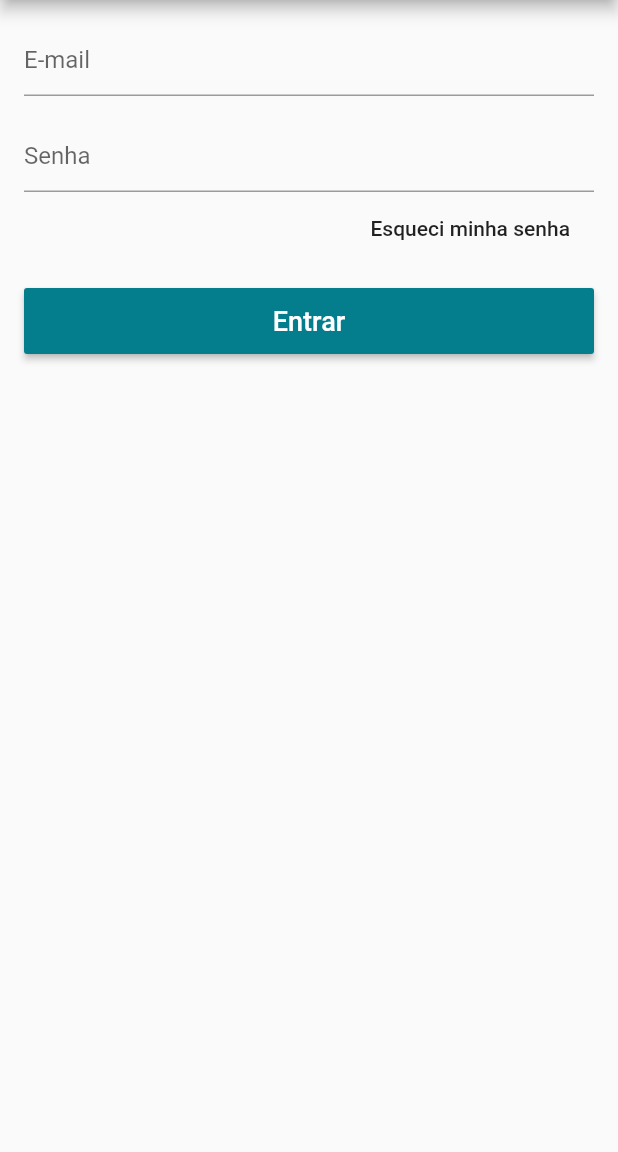
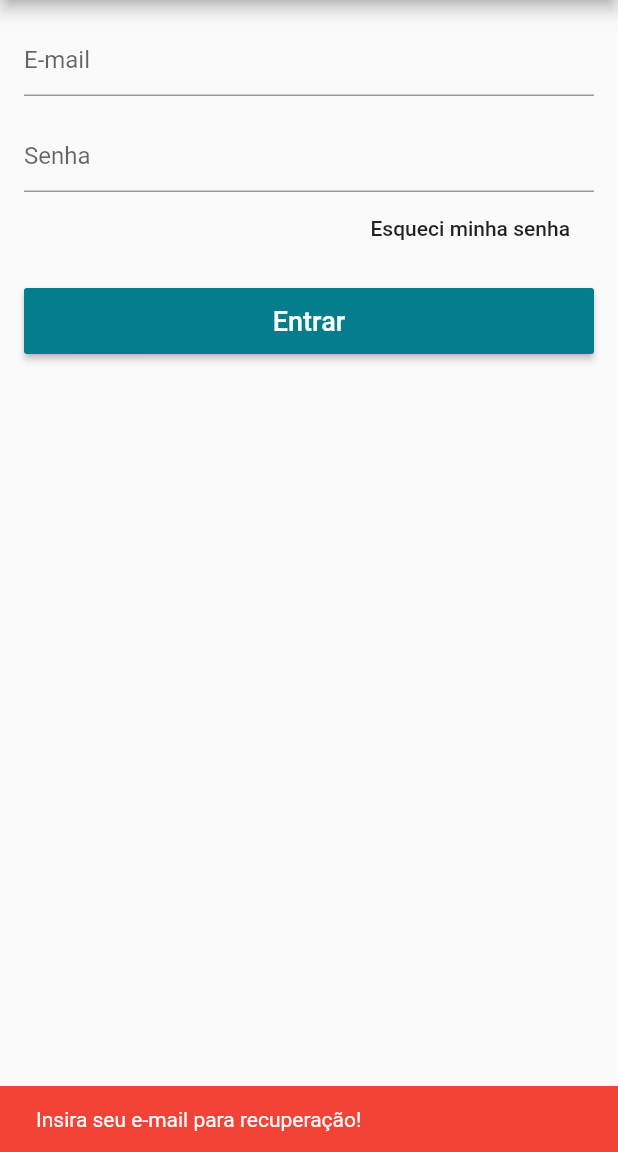
Before and after one commit to JoaoVictorSantos/Loja_Virtual, a Flutter app: the LoginScreen screen opened directly, after a tap on "Esqueci minha senha", on a phone screen of 412 x 824 dp, the part 84-1236 px from its top. Run offline on Flutter 3.47's test engine with Material 2 defaults, Android fonts, the phone set to English and light mode, and no system bars; our stand-ins replace carousel_pro, cloud_firestore, firebase_auth, transparent_image; accounts and stored records are empty.

Commit message:
Implementação - Login e recuperar senha

```diff
--- a/loja_virtual/lib/datas/product_data.dart
+++ b/loja_virtual/lib/datas/product_data.dart
@@ -19,4 +19,8 @@ class ProductData {
     images = snapshot.data["images"];
     sizes = snapshot.data["sizes"];
   }
+
+  toResumedMap() {
+    return {"title": title, "description": description, "price": price};
+  }
 }
--- a/loja_virtual/lib/main.dart
+++ b/loja_virtual/lib/main.dart
@@ -2,6 +2,7 @@ import 'package:flutter/material.dart';
 import 'package:loja_virtual/screens/home_screen.dart';
 import 'package:scoped_model/scoped_model.dart';
 
+import 'models/card_model.dart';
 import 'models/user_model.dart';
 
 void main() {
@@ -16,6 +17,10 @@ class MyApp extends StatelessWidget {
     //que no caso é UserModel.
     return ScopedModel(
       model: UserModel(),
+      //Como o CardModel precisa de algumas informações do usuário, ele precisa
+      //está dentro do UserModel para ter acesso as informações
+      child: ScopedModel<CardModel>(
+        model: CardModel(),
         child: MaterialApp(
           title: "Flutter's Clothing",
           theme: ThemeData(
@@ -24,6 +29,7 @@ class MyApp extends StatelessWidget {
           debugShowCheckedModeBanner: false,
           home: HomeScreen(),
         ),
+      ),
     );
   }
 }
--- /dev/null
+++ b/loja_virtual/lib/models/card_model.dart
@@ -0,0 +1,3 @@
+import 'package:scoped_model/scoped_model.dart';
+
+class CardModel extends Model {}
--- a/loja_virtual/lib/screens/login_screen.dart
+++ b/loja_virtual/lib/screens/login_screen.dart
@@ -3,12 +3,22 @@ import 'package:loja_virtual/models/user_model.dart';
 import 'package:loja_virtual/screens/signup_screen.dart';
 import 'package:scoped_model/scoped_model.dart';
 
-class LoginScreen extends StatelessWidget {
+class LoginScreen extends StatefulWidget {
+  @override
+  _LoginScreenState createState() => _LoginScreenState();
+}
+
+class _LoginScreenState extends State<LoginScreen> {
   final _formKey = GlobalKey<FormState>();
+  final _scaffoldKey = GlobalKey<ScaffoldState>();
+
+  final _emailController = TextEditingController();
+  final _passwordController = TextEditingController();
 
   @override
   Widget build(BuildContext context) {
     return Scaffold(
+      key: _scaffoldKey,
       appBar: AppBar(
         title: Text("Entrar"),
         centerTitle: true,
@@ -42,6 +52,7 @@ class LoginScreen extends StatelessWidget {
                 padding: EdgeInsets.all(16.0),
                 children: <Widget>[
                   TextFormField(
+                      controller: _emailController,
                       decoration: InputDecoration(
                         hintText: "E-mail",
                       ),
@@ -54,6 +65,7 @@ class LoginScreen extends StatelessWidget {
                     height: 16.0,
                   ),
                   TextFormField(
+                    controller: _passwordController,
                     decoration: InputDecoration(
                       hintText: "Senha",
                     ),
@@ -70,7 +82,16 @@ class LoginScreen extends StatelessWidget {
                         "Esqueci minha senha",
                         textAlign: TextAlign.right,
                       ),
-                      onPressed: () {},
+                      onPressed: () {
+                        if (_emailController.text.isEmpty) {
+                          _showMessage("Insira seu e-mail para recuperação!",
+                              Colors.red);
+                        } else {
+                          model.recoverPass(_emailController.text);
+                          _showMessage("Confira seu e-mail!",
+                              Theme.of(context).primaryColor);
+                        }
+                      },
                     ),
                   ),
                   SizedBox(
@@ -81,6 +102,11 @@ class LoginScreen extends StatelessWidget {
                     child: RaisedButton(
                         onPressed: () {
                           if (_formKey.currentState.validate()) {}
+                          model.signIn(
+                              email: _emailController.text,
+                              pass: _passwordController.text,
+                              onSuccess: _onSuccess,
+                              onFail: _onFail);
                         },
                         child: Text(
                           "Entrar",
@@ -96,4 +122,22 @@ class LoginScreen extends StatelessWidget {
       ),
     );
   }
+
+  void _onSuccess() {
+    Navigator.of(context).pop();
+  }
+
+  void _onFail() {
+    _scaffoldKey.currentState.showSnackBar(SnackBar(
+        content: Text("Falha ao entrar!"),
+        backgroundColor: Colors.red,
+        duration: Duration(seconds: 2)));
+  }
+
+  void _showMessage(String text, Color color) {
+    _scaffoldKey.currentState.showSnackBar(SnackBar(
+        content: Text(text),
+        backgroundColor: color,
+        duration: Duration(seconds: 2)));
+  }
 }
```
Also changed, not shown: loja_virtual/lib/datas/card_product.dart (added, +31 -0 lines), loja_virtual/lib/models/user_model.dart (+50 -2 lines). Lines whose indentation alone changed are shown as unchanged.
